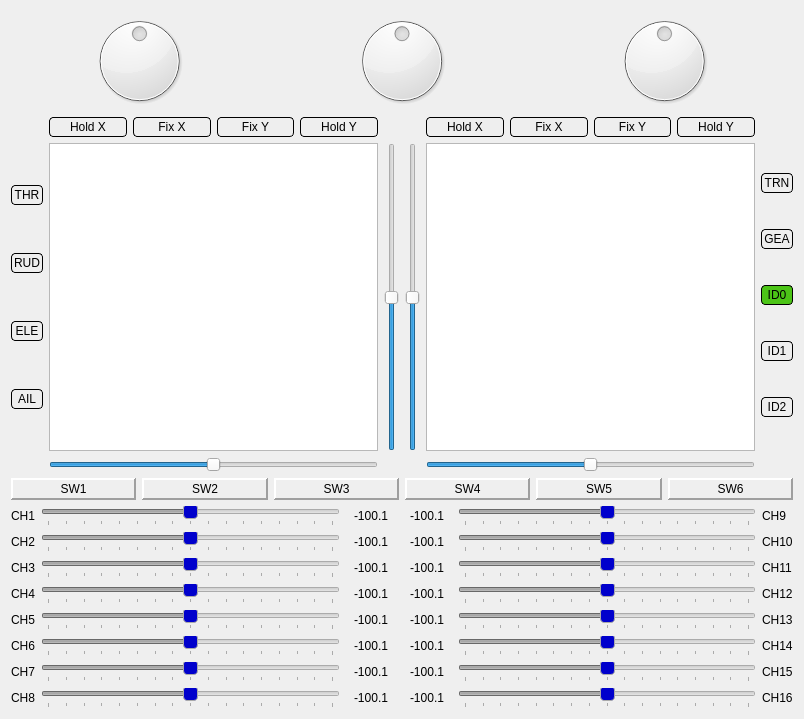
xhorizont/eepe, file src/simulatordialog.ui: the form before one commit.
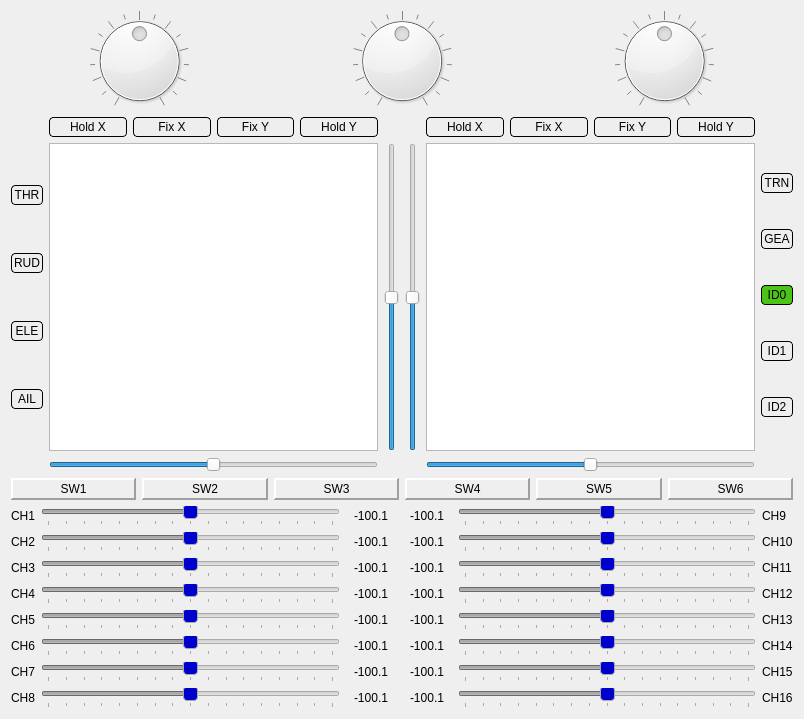
The form after the commit. Icons and pictures are not drawn.

Commit message: add donators list

```diff
--- a/src/simulatordialog.ui
+++ b/src/simulatordialog.ui
@@ -28,6 +28,15 @@
        <property name="maximum">
         <number>1024</number>
        </property>
+       <property name="pageStep">
+        <number>128</number>
+       </property>
+       <property name="notchTarget">
+        <double>64.000000000000000</double>
+       </property>
+       <property name="notchesVisible">
+        <bool>true</bool>
+       </property>
       </widget>
      </item>
      <item>
@@ -41,9 +50,18 @@
        <property name="maximum">
         <number>1024</number>
        </property>
+       <property name="pageStep">
+        <number>128</number>
+       </property>
        <property name="invertedAppearance">
         <bool>false</bool>
        </property>
+       <property name="notchTarget">
+        <double>64.000000000000000</double>
+       </property>
+       <property name="notchesVisible">
+        <bool>true</bool>
+       </property>
       </widget>
      </item>
      <item>
@@ -54,6 +72,15 @@
        <property name="maximum">
         <number>1024</number>
        </property>
+       <property name="pageStep">
+        <number>128</number>
+       </property>
+       <property name="notchTarget">
+        <double>64.000000000000000</double>
+       </property>
+       <property name="notchesVisible">
+        <bool>true</bool>
+       </property>
       </widget>
      </item>
     </layout>
```
Left out of the diff: 6 changed lines with no effect on the pictures. The commit also changes 1 other file.
